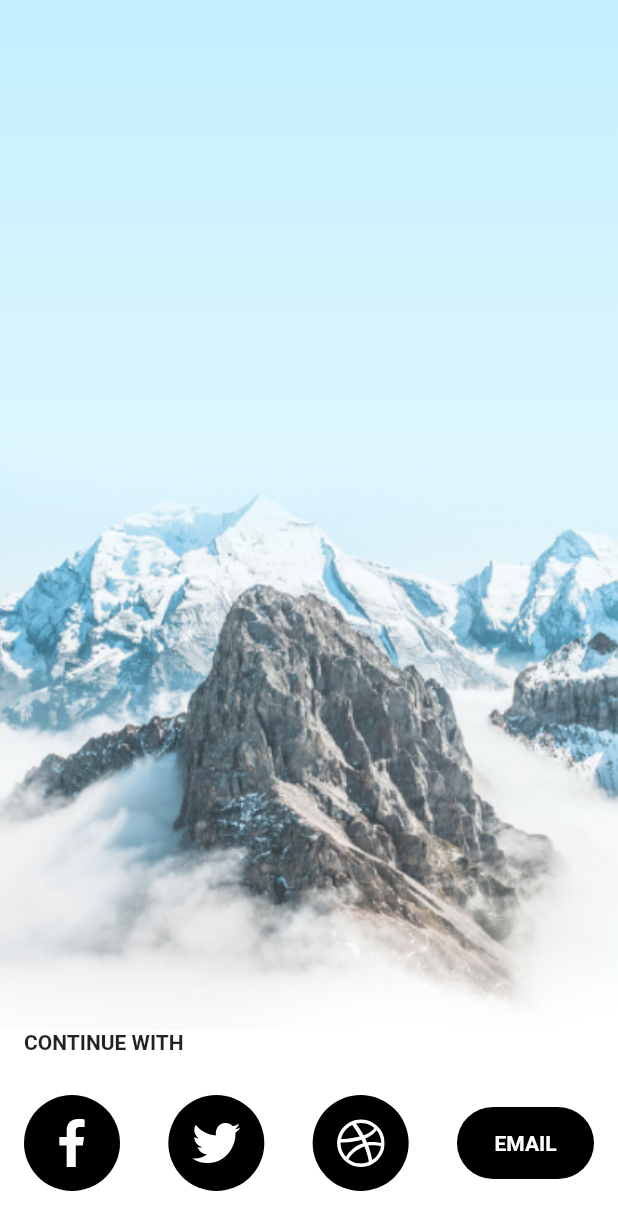
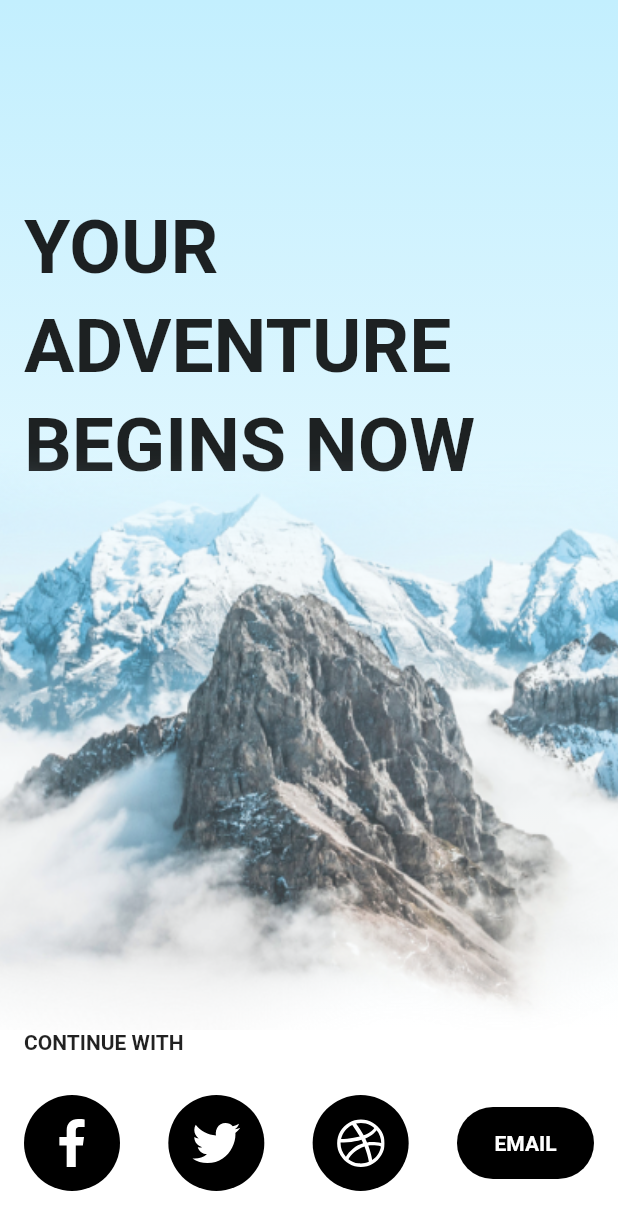
Before and after one commit to abuanwar072/Auth_Screen_2, a Flutter app: the screen it shows after launch, on a phone screen of 412 x 824 dp. Shown: the top 1230 px of the screen. Run offline on Flutter 3.47's test engine with Material 2 defaults, Android fonts, the phone set to English and light mode, and no system bars; our stand-ins replace flutter_svg.

```diff
--- a/lib/main.dart
+++ b/lib/main.dart
@@ -35,7 +35,7 @@ class WelcomeScreen extends StatelessWidget {
         children: <Widget>[
           Expanded(
             flex: 5,
-            child: backgroundImage(),
+            child: backgroundImageWithText(),
           ),
           Expanded(
             child: Padding(
--- a/lib/widgets/background_image.dart
+++ b/lib/widgets/background_image.dart
@@ -30,3 +30,46 @@ Stack backgroundImage() {
     ],
   );
 }
+
+Stack backgroundImageWithText() {
+  return Stack(
+    children: <Widget>[
+      Container(
+        decoration: BoxDecoration(
+          gradient: LinearGradient(
+            begin: Alignment.topCenter,
+            end: Alignment.bottomCenter,
+            colors: [kPrimaryColor, kWhiteColor],
+          ),
+        ),
+      ),
+      Positioned(
+        left: 16,
+        right: 0,
+        top: 130,
+        child: Text(
+          "YOUR ADVENTURE BEGINS NOW",
+          style: TextStyle(
+            fontSize: 50,
+            fontWeight: FontWeight.bold,
+            height: 1.32,
+          ),
+        ),
+      ),
+      Positioned(
+        right: 0,
+        left: 0,
+        bottom: 0,
+        child: Container(
+          height: 400,
+          decoration: BoxDecoration(
+            image: DecorationImage(
+              image: AssetImage("assets/images/bg.png"),
+              fit: BoxFit.cover,
+            ),
+          ),
+        ),
+      ),
+    ],
+  );
+}
```
Also changed, not shown: ui.png (added), 1 other file.
